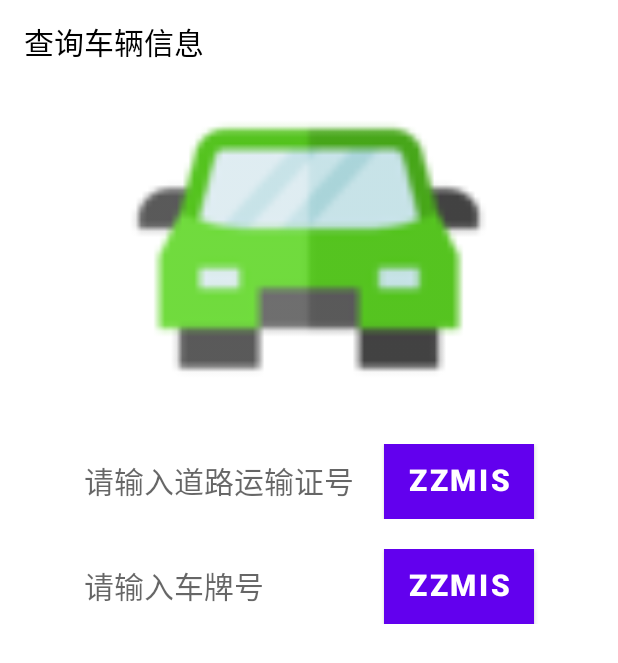
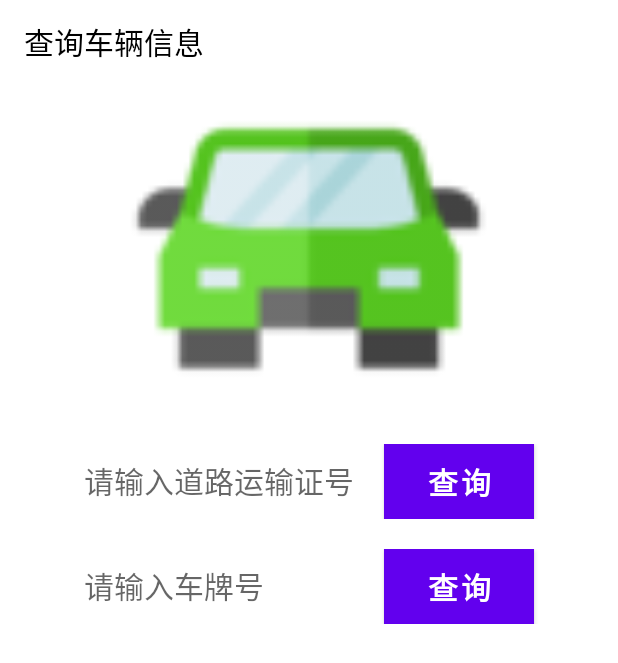
Before and after one commit to cui7dr/RideHailing, an Android app: the layout activity_search_car.xml on its own in the app's theme, with its tools: preview values and no code run, on a phone screen of 412 x 824 dp. Shown: the top 663 px of the screen. Run offline under Robolectric (Android 15) with nearby library versions, the phone set to English and light mode, and no system bars.

Commit message:
定义文字

```diff
--- a/RideHailing/app/src/main/res/values/strings.xml
+++ b/RideHailing/app/src/main/res/values/strings.xml
@@ -42,11 +42,13 @@
     <string name="ownerInfo_initialDate">初始领证日期：</string>
     <string name="ownerInfo_effectiveDate">有效起始日期：</string>
     <!-- searchOwner -->
-    <string name="searchOwner_title">查询车主信息</string><!-- 同界面按钮共用 -->
+    <string name="searchOwner_title">查询车主信息</string>
     <string name="searchOwner_licenseNum">请输入驾驶证号</string>
     <string name="searchOwner_plate">请输入车牌号</string>
+    <string name="searchOwner_search">查询</string>
     <!-- searchCar -->
-    <string name="searchCar_title">查询车辆信息</string><!-- 同界面按钮共用 -->
+    <string name="searchCar_title">查询车辆信息</string>
     <string name="searchCar_plate">请输入车牌号</string>
     <string name="searchCar_transport">请输入道路运输证号</string>
+    <string name="searchCar_search">查询</string>
 </resources>
```
